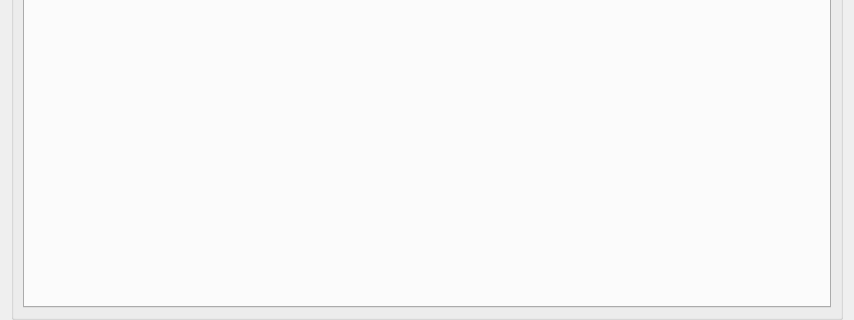
Before: the Qt Designer form src/SeerThreadManagerWidget.ui in epasveer/seer, drawn with Qt 5; both pictures show x 0 to 854 and y 251 to 571 of the 854 by 571 pixel window.
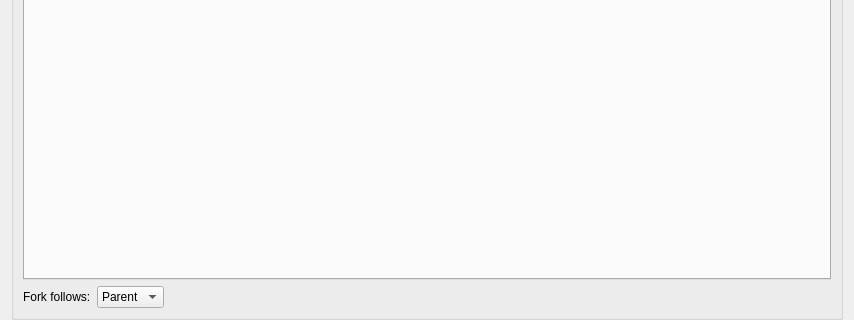
After: the same form once the commit is applied. Custom widgets are drawn as their Qt base class.

Commit message: More fork/exec work.

Patch:
```diff
--- a/src/SeerThreadManagerWidget.ui
+++ b/src/SeerThreadManagerWidget.ui
@@ -33,6 +33,49 @@
         </property>
        </widget>
       </item>
+      <item row="1" column="0">
+       <layout class="QHBoxLayout" name="horizontalLayout">
+        <item>
+         <widget class="QLabel" name="forkFollowsLabel">
+          <property name="text">
+           <string>Fork follows:</string>
+          </property>
+         </widget>
+        </item>
+        <item>
+         <widget class="QComboBox" name="forkFollowsComboBox">
+          <item>
+           <property name="text">
+            <string>Parent</string>
+           </property>
+          </item>
+          <item>
+           <property name="text">
+            <string>Child</string>
+           </property>
+          </item>
+          <item>
+           <property name="text">
+            <string>Both</string>
+           </property>
+          </item>
+         </widget>
+        </item>
+        <item>
+         <spacer name="horizontalSpacer">
+          <property name="orientation">
+           <enum>Qt::Horizontal</enum>
+          </property>
+          <property name="sizeHint" stdset="0">
+           <size>
+            <width>40</width>
+            <height>20</height>
+           </size>
+          </property>
+         </spacer>
+        </item>
+       </layout>
+      </item>
      </layout>
     </widget>
    </item>
```
The commit also changes 14 other files.
